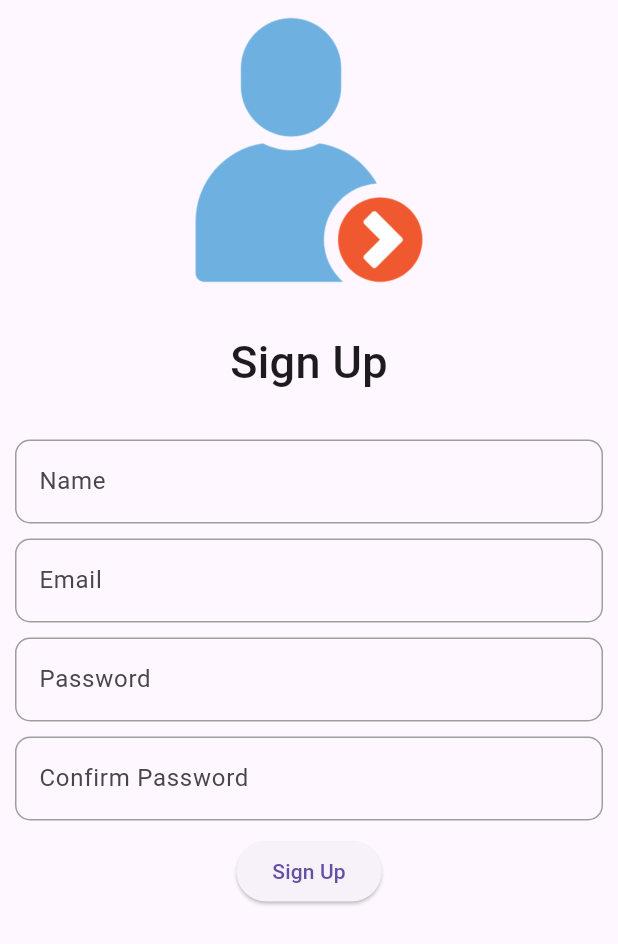
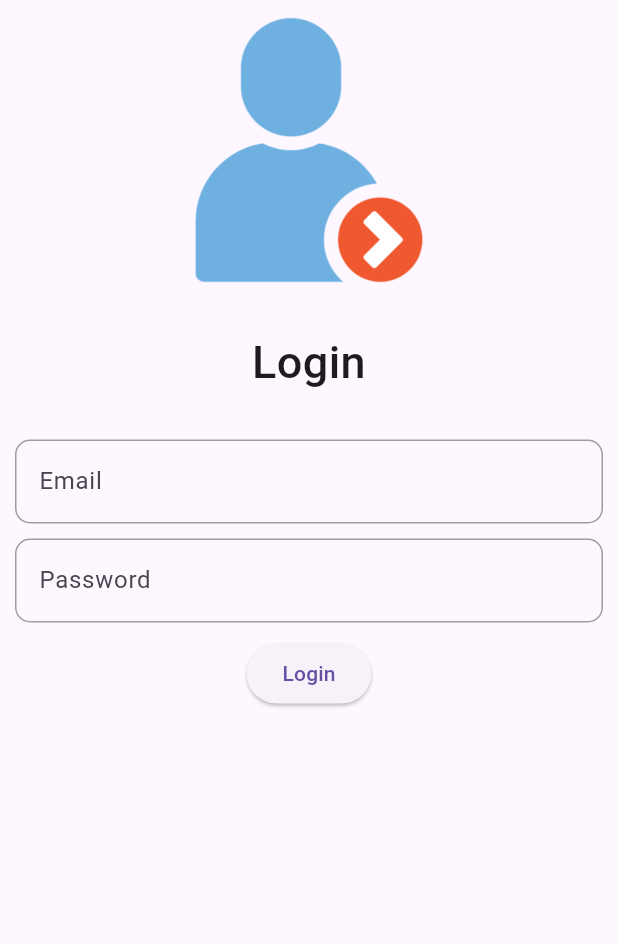
Before and after one commit to sakib556/Online-Notes, a Flutter app: the screen it shows after launch, on a phone screen of 412 x 824 dp. Shown: the top 944 px of the screen. Run offline on Flutter 3.47's test engine with Material 3 defaults, Android fonts, the phone set to English and light mode, and no system bars; our stand-ins replace cloud_firestore, firebase_auth, firebase_core, get; accounts and stored records are empty.

Commit message:
login, signup, text field , todo controllers, screens

```diff
--- /dev/null
+++ b/lib/auth_screen.dart
@@ -0,0 +1,34 @@
+import 'package:flutter/material.dart';
+import 'package:firebase_auth/firebase_auth.dart';
+import 'package:get/get.dart';
+import 'package:online_notes/auth_controller.dart';
+import 'package:online_notes/home_screen.dart';
+import 'package:online_notes/login_screen.dart';
+
+class AuthScreen extends StatelessWidget {
+  final AuthController authController = Get.put(AuthController());
+
+  @override
+  Widget build(BuildContext context) {
+    return FutureBuilder<User?>(
+      future: _checkUserLoggedIn(),
+      builder: (context, snapshot) {
+        if (snapshot.connectionState == ConnectionState.waiting) {
+          // Show a loading indicator while checking the auth status
+          return Center(child: CircularProgressIndicator());
+        } else if (snapshot.hasData && snapshot.data != null) {
+          // User is logged in
+          return HomeScreen();
+        } else {
+          // User is not logged in
+          return LoginScreen();
+        }
+      },
+    );
+  }
+
+  Future<User?> _checkUserLoggedIn() async {
+    User? user = FirebaseAuth.instance.currentUser;
+    return user;
+  }
+}
--- a/lib/global_text_field.dart
+++ b/lib/global_text_field.dart
@@ -1,14 +1,19 @@
 import 'package:flutter/material.dart';
 
 class GlobalTextField extends StatelessWidget {
-  const GlobalTextField(
-      {super.key,
-      required this.label,
-      required this.hint,
-      required this.controller});
+  const GlobalTextField({
+    Key? key,
+    required this.label,
+    required this.hint,
+    required this.controller,
+    this.validator,
+  }) : super(key: key);
+
   final String label;
   final String hint;
   final TextEditingController controller;
+  final String? Function(String?)? validator; // Accept a validator
+
   @override
   Widget build(BuildContext context) {
     return TextFormField(
@@ -21,20 +26,15 @@ class GlobalTextField extends StatelessWidget {
           borderRadius: BorderRadius.circular(10),
         ),
         focusedBorder: OutlineInputBorder(
-          borderSide: const BorderSide(
-            color: Colors.black,
-            width: 2,
-          ),
+          borderSide: const BorderSide(color: Colors.black, width: 2),
           borderRadius: BorderRadius.circular(15),
         ),
         errorBorder: OutlineInputBorder(
-          borderSide: const BorderSide(
-            color: Colors.red,
-            width: 2,
-          ),
+          borderSide: const BorderSide(color: Colors.red, width: 2),
           borderRadius: BorderRadius.circular(10),
         ),
       ),
+      validator: validator, // Assign the validator
     );
   }
 }
--- /dev/null
+++ b/lib/login_screen.dart
@@ -0,0 +1,94 @@
+import 'package:flutter/material.dart';
+import 'package:get/get.dart';
+import 'package:online_notes/auth_controller.dart';
+import 'package:online_notes/global_text_field.dart';
+
+class LoginScreen extends StatefulWidget {
+  LoginScreen({Key? key}) : super(key: key);
+
+  @override
+  State<LoginScreen> createState() => _LoginScreenState();
+}
+
+class _LoginScreenState extends State<LoginScreen> {
+  final AuthController authController = Get.put(AuthController());
+  final TextEditingController emailController = TextEditingController();
+  final TextEditingController passwordController = TextEditingController();
+
+  @override
+  Widget build(BuildContext context) {
+    return Scaffold(
+      body: SafeArea(
+        child: SingleChildScrollView(
+          child: Column(
+            children: [
+              Image.asset("assets/login_icon.png", height: 200, width: 200),
+              SizedBox(height: 20),
+              Text(
+                "Login",
+                textAlign: TextAlign.center,
+                style: TextStyle(fontSize: 30, fontWeight: FontWeight.w500),
+              ),
+              SizedBox(height: 30),
+              Padding(
+                padding: const EdgeInsets.symmetric(horizontal: 10),
+                child: Form(
+                  key: authController.loginFormKey,
+                  child: Column(
+                    children: [
+                      GlobalTextField(
+                        label: "Email",
+                        hint: "Enter your email",
+                        controller: emailController,
+                        validator: (value) {
+                          if (value == null || value.isEmpty) {
+                            return 'Please enter your email';
+                          }
+                          // Simple email validation
+                          if (!RegExp(r'^[^@]+@[^@]+\.[^@]+').hasMatch(value)) {
+                            return 'Please enter a valid email';
+                          }
+                          return null; // Return null if valid
+                        },
+                      ),
+                      SizedBox(height: 10),
+                      GlobalTextField(
+                        label: "Password",
+                        hint: "Enter your password",
+                        controller: passwordController,
+                        validator: (value) {
+                          if (value == null || value.isEmpty) {
+                            return 'Please enter your password';
+                          }
+                          if (value.length < 6) {
+                            return 'Password must be at least 6 characters';
+                          }
+                          return null; // Return null if valid
+                        },
+                      ),
+                      SizedBox(height: 10),
+                      ElevatedButton(
+                        onPressed: () {
+                          if (authController.loginFormKey.currentState!
+                              .validate()) {
+                            authController.login(
+                              email: emailController.text,
+                              password: passwordController.text,
+                            );
+                          }
+                        },
+                        child: authController.isLoginButtonLoading.value
+                            ? CircularProgressIndicator()
+                            : Text("Login"),
+                      ),
+                    ],
+                  ),
+                ),
+              ),
+            ],
+          ),
+        ),
+      ),
+    );
+  }
+}
--- a/lib/main.dart
+++ b/lib/main.dart
@@ -2,7 +2,7 @@ import 'package:firebase_core/firebase_core.dart';
 import 'package:flutter/material.dart';
 import 'package:flutter/services.dart';
 import 'package:get/get.dart';
-import 'package:online_notes/signup_screen.dart';
+import 'package:online_notes/auth_screen.dart';
 
 void main() async {
   WidgetsFlutterBinding.ensureInitialized();
@@ -20,6 +20,6 @@ class MainApp extends StatelessWidget {
   @override
   Widget build(BuildContext context) {
     return GetMaterialApp(
-        debugShowCheckedModeBanner: false, home: SignupScreen());
+        debugShowCheckedModeBanner: false, home: AuthScreen());
   }
 }
--- a/pubspec.yaml
+++ b/pubspec.yaml
@@ -12,6 +12,7 @@ dependencies:
   firebase_core:
   firebase_auth:
   firebase_messaging:
+  cloud_firestore:
   get: ^4.6.6
 
 dev_dependencies:
```
Also changed, not shown: lib/auth_controller.dart (added, +120 -0 lines), lib/home_screen.dart (added, +113 -0 lines), lib/signup_screen.dart (+22 -6 lines), lib/todo_controller.dart (added, +45 -0 lines), pubspec.lock, 3 other files.
